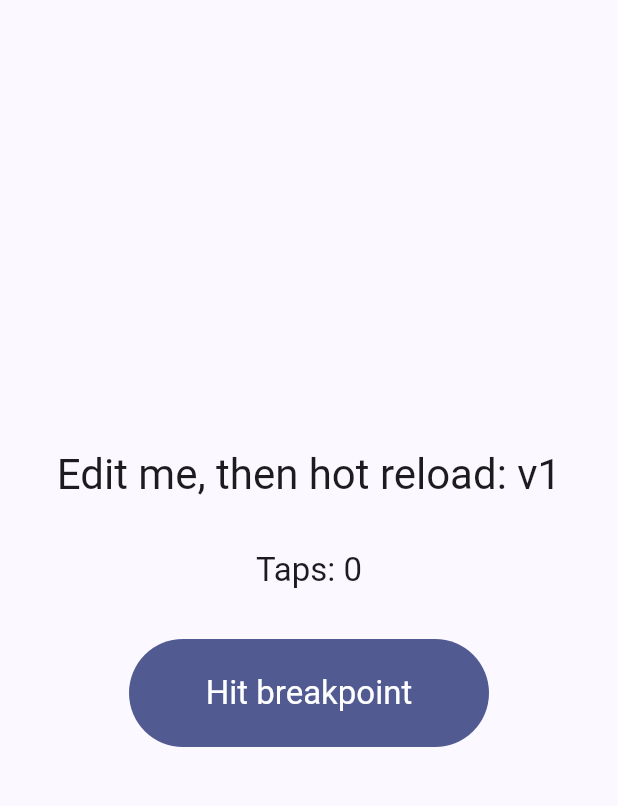
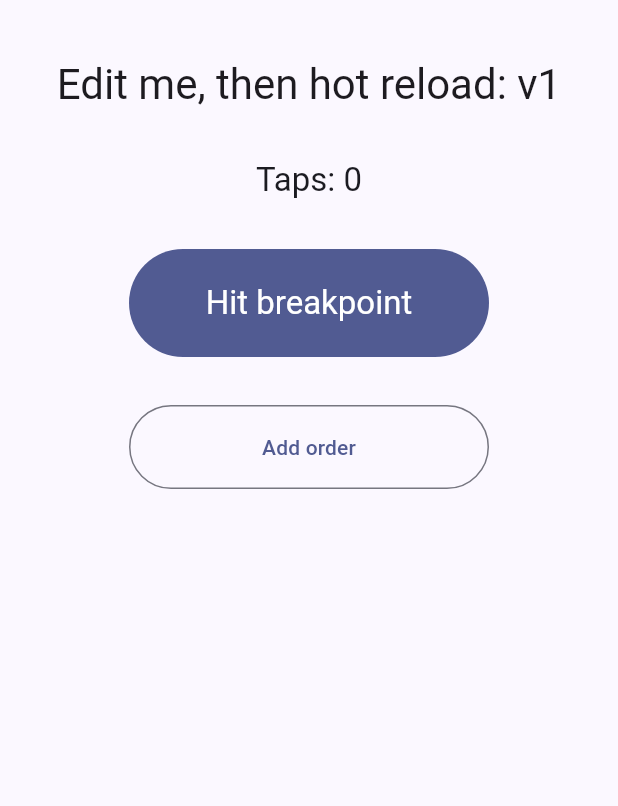
Before and after one commit to Thamzy265/project-deck, a Flutter app: the screen it shows after launch, on a phone screen of 412 x 824 dp, the part 63-869 px from its top. Run offline on Flutter 3.47's test engine with Material 3 defaults, Android fonts, the phone set to English and light mode, and no system bars; our stand-ins replace drift, drift_flutter; missing offline and left inert: dart:ffi, sqlite3; accounts and stored records are empty; generated files the repository leaves out were written again.

Commit message:
feat(sample-app): add a drift orders table registered with flutterdeck
The sample app keeps orders (item, status pending/shipped/cancelled,
created_at) in sample.sqlite through driftDatabase(name: 'sample') and
registers it with FlutterDeckDrift.register(db, name: 'sample'), a path
dependency on dart/flutterdeck_drift. An "Add order" button adds the
next sample item; tapping a status moves it on. The generated
database.g.dart is committed so CI needs no build_runner.

SampleApp takes the database as an optional parameter, so the existing
breakpoint, reload and log tests run unchanged without one.

Co-Authored-By: Claude Opus 5.5 <noreply@anthropic.com>

```diff
--- /dev/null
+++ b/examples/sample_app/lib/database.dart
@@ -0,0 +1,54 @@
+import 'package:drift/drift.dart';
+import 'package:drift_flutter/drift_flutter.dart';
+
+part 'database.g.dart';
+
+/// The statuses an order moves through, in the order a tap cycles them.
+const orderStatuses = ['pending', 'shipped', 'cancelled'];
+
+/// Items the "Add order" button picks from, in turn.
+const sampleItems = ['Coffee', 'Tea', 'Cake', 'Bagel', 'Juice'];
+
+class Orders extends Table {
+  IntColumn get id => integer().autoIncrement()();
+  TextColumn get item => text()();
+  TextColumn get status => text()
+      .withDefault(const Constant('pending'))
+      // drift_dev reads this getter at build time; the check names the
+      // column itself, which the lint takes for recursion.
+      // ignore: recursive_getters
+      .check(status.isIn(orderStatuses))();
+  DateTimeColumn get createdAt => dateTime().withDefault(currentDateAndTime)();
+}
+
+@DriftDatabase(tables: [Orders])
+class AppDatabase extends _$AppDatabase {
+  /// Opens `sample.sqlite` in the app's documents folder, or [executor] in
+  /// tests.
+  AppDatabase([QueryExecutor? executor])
+    : super(executor ?? driftDatabase(name: 'sample'));
+
+  @override
+  int get schemaVersion => 1;
+
+  /// Newest first.
+  Stream<List<Order>> watchOrders() =>
+      (select(orders)..orderBy([(o) => OrderingTerm.desc(o.id)])).watch();
+
+  /// Adds the next sample item, as pending.
+  Future<int> addOrder() async {
+    final count = await orders.count().getSingle();
+    final item = sampleItems[count % sampleItems.length];
+    return into(orders).insert(OrdersCompanion.insert(item: item));
+  }
+
+  /// Moves an order to the next status: pending, shipped, cancelled, pending.
+  Future<void> nextStatus(Order order) {
+    final next =
+        orderStatuses[(orderStatuses.indexOf(order.status) + 1) %
+            orderStatuses.length];
+    return (update(orders)..where((o) => o.id.equals(order.id))).write(
+      OrdersCompanion(status: Value(next)),
+    );
+  }
+}
--- a/examples/sample_app/lib/main.dart
+++ b/examples/sample_app/lib/main.dart
@@ -2,6 +2,9 @@ import 'dart:developer' as developer;
 
 import 'package:flutter/material.dart';
 import 'package:flutter/services.dart';
+import 'package:flutterdeck_drift/flutterdeck_drift.dart';
+
+import 'database.dart';
 
 /// Edit this text, save, and hot reload to see the screen change.
 const reloadMarker = 'Edit me, then hot reload: v1';
@@ -29,24 +32,28 @@ Future<void> onHitBreakpoint() async {
 }
 
 void main() {
-  runApp(const SampleApp());
+  final db = AppDatabase();
+  // Lets FlutterDeck show the database live. Does nothing in release builds.
+  FlutterDeckDrift.register(db, name: 'sample');
+  runApp(SampleApp(database: db));
 }
 
 class SampleApp extends StatelessWidget {
-  const SampleApp({super.key});
+  const SampleApp({super.key, this.database});
+
+  /// The orders database; the orders section is hidden without one.
+  final AppDatabase? database;
 
   @override
   Widget build(BuildContext context) {
+    final db = database;
     return MaterialApp(
       title: 'FlutterDeck sample',
       theme: ThemeData(colorSchemeSeed: Colors.indigo),
       home: Scaffold(
         appBar: AppBar(title: const Text('FlutterDeck sample')),
-        body: Center(
-          child: Padding(
+        body: ListView(
           padding: const EdgeInsets.all(24),
-            child: Column(
-              mainAxisSize: MainAxisSize.min,
           children: [
             Text(
               reloadMarker,
@@ -58,11 +65,13 @@ class SampleApp extends StatelessWidget {
               valueListenable: taps,
               builder: (context, count, _) => Text(
                 'Taps: $count',
+                textAlign: TextAlign.center,
                 style: Theme.of(context).textTheme.titleLarge,
               ),
             ),
             const SizedBox(height: 32),
-                Semantics(
+            Center(
+              child: Semantics(
                 identifier: 'hit-breakpoint',
                 child: FilledButton(
                   style: FilledButton.styleFrom(
@@ -73,11 +82,64 @@ class SampleApp extends StatelessWidget {
                   child: const Text('Hit breakpoint'),
                 ),
               ),
+            ),
+            if (db != null) ...[
+              const SizedBox(height: 32),
+              OrdersSection(database: db),
             ],
-            ),
-          ),
+          ],
         ),
       ),
     );
   }
 }
+
+/// An "Add order" button and the orders, newest first. Tapping an order's
+/// status moves it to the next one.
+class OrdersSection extends StatelessWidget {
+  const OrdersSection({super.key, required this.database});
+
+  final AppDatabase database;
+
+  @override
+  Widget build(BuildContext context) {
+    return Column(
+      crossAxisAlignment: CrossAxisAlignment.stretch,
+      children: [
+        Center(
+          child: Semantics(
+            identifier: 'add-order',
+            child: OutlinedButton(
+              style: OutlinedButton.styleFrom(minimumSize: const Size(240, 56)),
+              onPressed: database.addOrder,
+              child: const Text('Add order'),
+            ),
+          ),
+        ),
+        StreamBuilder<List<Order>>(
+          stream: database.watchOrders(),
+          builder: (context, snapshot) => Column(
+            children: [
+              for (final order in snapshot.data ?? const <Order>[])
+                ListTile(
+                  title: Text(order.item),
+                  subtitle: Text('Order ${order.id}'),
+                  trailing: Semantics(
+                    identifier: 'order-status-${order.id}',
+                    child: TextButton(
+                      onPressed: () => database.nextStatus(order),
+                      child: Text(
+                        order.status,
+                        semanticsLabel:
+                            'Order ${order.id} status: ${order.status}',
+                      ),
+                    ),
+                  ),
+                ),
+            ],
+          ),
+        ),
+      ],
+    );
+  }
+}
--- a/examples/sample_app/pubspec.yaml
+++ b/examples/sample_app/pubspec.yaml
@@ -28,8 +28,12 @@ environment:
 # the latest version available on pub.dev. To see which dependencies have newer
 # versions available, run `flutter pub outdated`.
 dependencies:
+  drift: ^2.35.2
+  drift_flutter: ^0.3.1
   flutter:
     sdk: flutter
+  flutterdeck_drift:
+    path: ../../dart/flutterdeck_drift
 
 dev_dependencies:
   flutter_test:
@@ -41,6 +45,8 @@ dev_dependencies:
   # package. See that file for information about deactivating specific lint
   # rules and activating additional ones.
   flutter_lints: ^6.0.0
+  drift_dev: ^2.35.0
+  build_runner: ^2.10.0
 
 # For information on the generic Dart part of this file, see the
 # following page: https://dart.dev/tools/pub/pubspec
```
Also changed, not shown: examples/sample_app/lib/database.g.dart (added), examples/sample_app/pubspec.lock, 2 other files. Lines whose indentation alone changed are shown as unchanged.
